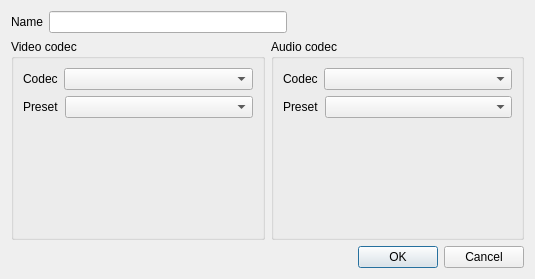
Above: src/EncodingPreset.ui from utak3r/VideoEditor before the change. Below: the same form after it.
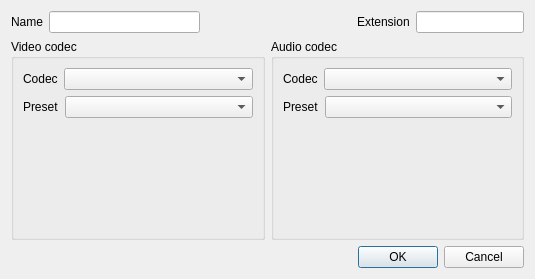
That is the form after the change.

Commit message: #1 Setting up default filename extension for presets

```diff
--- a/src/EncodingPreset.ui
+++ b/src/EncodingPreset.ui
@@ -13,8 +13,6 @@
   <property name="windowTitle">
    <string>Encoding preset</string>
   </property>
-  <layout class="QVBoxLayout" name="verticalLayout_4">
-   <item>
     <layout class="QVBoxLayout" name="verticalLayout">
      <item>
       <layout class="QHBoxLayout" name="horizontalLayout_2">
@@ -41,6 +39,23 @@
          </property>
         </spacer>
        </item>
+     <item>
+      <widget class="QLabel" name="lblName_2">
+       <property name="text">
+        <string>Extension</string>
+       </property>
+      </widget>
+     </item>
+     <item>
+      <widget class="QLineEdit" name="txtFileNameExtension">
+       <property name="sizePolicy">
+        <sizepolicy hsizetype="Fixed" vsizetype="Fixed">
+         <horstretch>0</horstretch>
+         <verstretch>0</verstretch>
+        </sizepolicy>
+       </property>
+      </widget>
+     </item>
       </layout>
      </item>
      <item>
@@ -192,8 +207,6 @@
         <set>QDialogButtonBox::StandardButton::Cancel|QDialogButtonBox::StandardButton::Ok</set>
        </property>
       </widget>
-     </item>
-    </layout>
    </item>
   </layout>
  </widget>
```
Left out of the diff: 2 changed lines with no effect on the pictures. Lines whose indentation alone changed are shown as unchanged. The commit also changes 1 other file.
